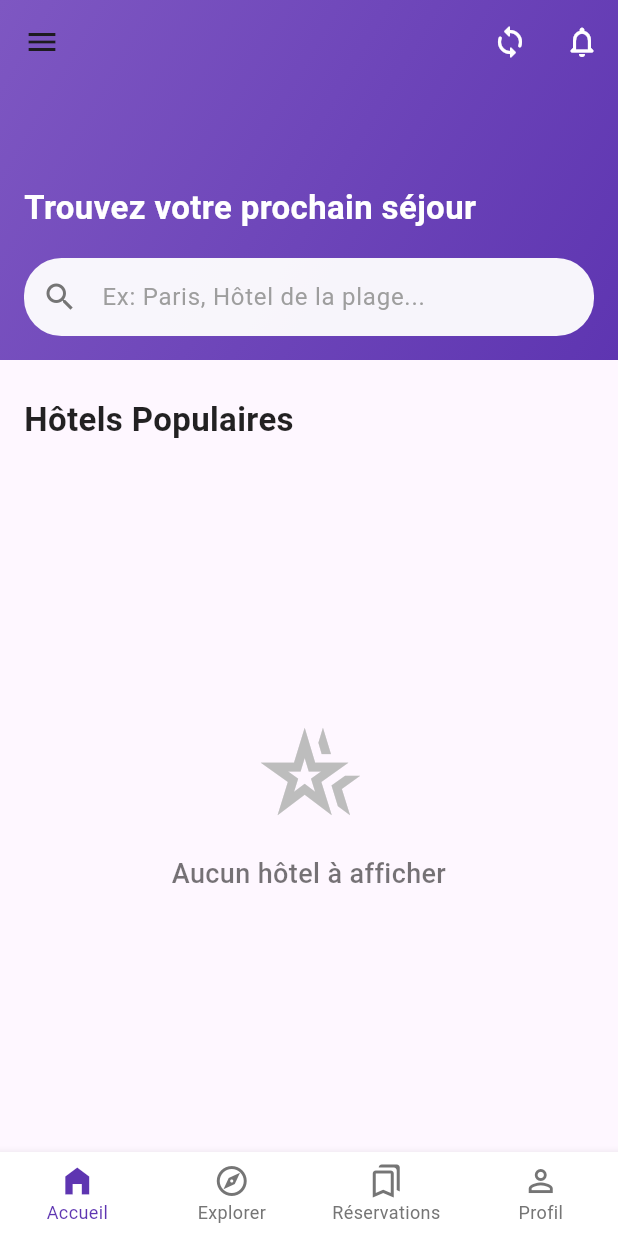
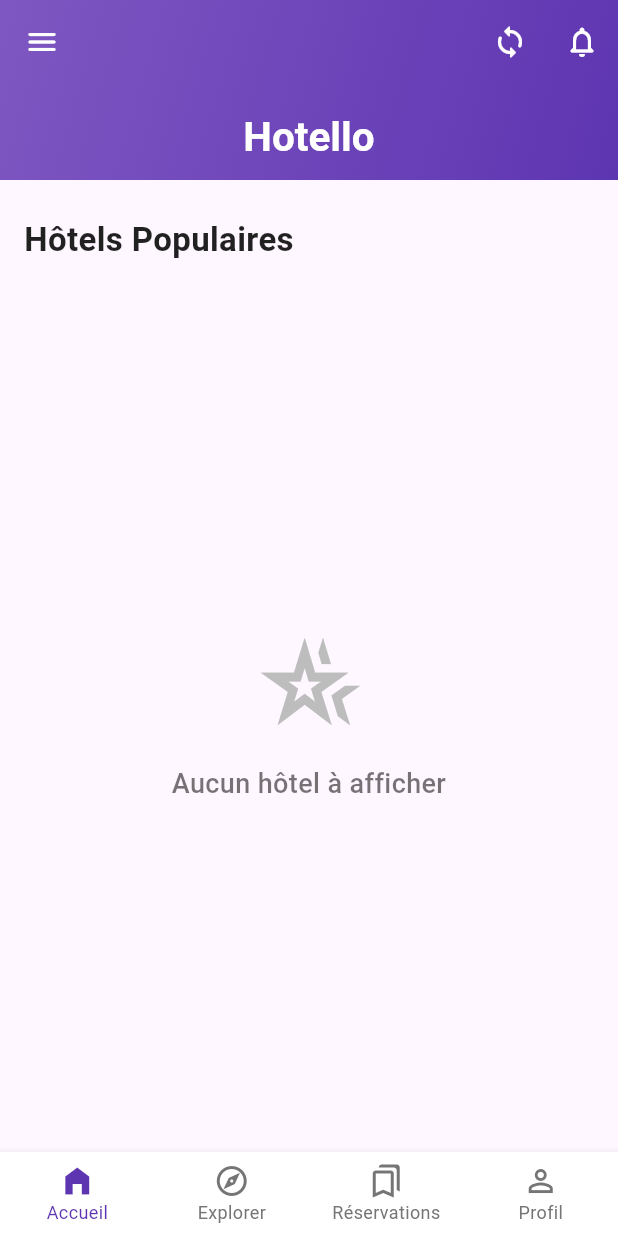
Before and after one commit to SALAHEDDINE-AIT-EL-MAHJOUB/hotello, a Flutter app: the HomePage screen opened directly, on a phone screen of 412 x 824 dp. Run offline on Flutter 3.47's test engine with Material 3 defaults, Android fonts, the phone set to English and light mode, and no system bars; our stand-ins replace csv, firebase_auth, firebase_core, firebase_database, firebase_messaging, firebase_storage and 4 more; accounts and stored records are empty.

Commit message:
Updated Changes

```diff
--- a/lib/home_page.dart
+++ b/lib/home_page.dart
@@ -815,69 +815,51 @@ void _showChatbotDialog() {
 
     return CustomScrollView(
       slivers: [
-        SliverAppBar( // Utilisation de SliverAppBar pour un effet de défilement
-          expandedHeight: 240.0, // Hauteur de l'en-tête étendu
+        SliverAppBar(
+          expandedHeight: 120.0, // MODIFIÉ ICI: Hauteur réduite pour un design plus compact
           floating: false,
-          pinned: true, // L'AppBar reste visible en haut
+          pinned: true,
           snap: false,
-          backgroundColor: Colors.deepPurple.shade400, // Couleur de l'AppBar
+          backgroundColor: Colors.deepPurple.shade400,
           elevation: 2,
+          leading: Builder( // Assurez-vous que le bouton du drawer s'affiche correctement
+            builder: (BuildContext context) {
+              return IconButton(
+                icon: const Icon(Icons.menu_rounded, color: Colors.white), // Style
+                onPressed: () {
+                  Scaffold.of(context).openDrawer();
+                },
+                tooltip: MaterialLocalizations.of(context).openAppDrawerTooltip,
+              );
+            },
+          ),
           flexibleSpace: FlexibleSpaceBar(
-            centerTitle: true,
+            centerTitle: true, // Peut être true ou false selon votre préférence pour le titre réduit
             titlePadding: const EdgeInsets.symmetric(horizontal: 16, vertical: 12),
-            title: _isSynchronizing // Afficher le loader de synchro ou rien
+            title: _isSynchronizing
                 ? const SizedBox(width: 20, height: 20, child: CircularProgressIndicator(color: Colors.white, strokeWidth: 2,))
-                : const SizedBox.shrink(), // MODIFIÉ ICI: Supprime le texte "Hotello"
-            background: Container( // Contenu de l'en-tête étendu
-              padding: const EdgeInsets.fromLTRB(16, 60, 16, 16), // Ajuster le padding supérieur pour l'AppBar
+                : const Text('Hotello', style: TextStyle(fontWeight: FontWeight.bold, color: Colors.white, fontSize: 18)), // Remis un titre simple pour l'AppBar réduite
+            background: Container(
+              // Le padding a été enlevé car le child Column est supprimé
               decoration: BoxDecoration(
-                gradient: LinearGradient( // Dégradé subtil
+                gradient: LinearGradient(
                   colors: [Colors.deepPurple.shade400, Colors.deepPurple.shade600],
                   begin: Alignment.topLeft,
                   end: Alignment.bottomRight,
                 ),
               ),
-              child: Column(
-                mainAxisAlignment: MainAxisAlignment.end, // Aligner en bas
-                crossAxisAlignment: CrossAxisAlignment.start,
-                children: [
-                  const Text(
-                    'Trouvez votre prochain séjour',
-                    style: TextStyle(
-                        fontSize: 22, // Ajusté
-                        fontWeight: FontWeight.bold,
-                        color: Colors.white),
-                  ),
-
-                  const SizedBox(height: 18),
-                  TextField(
-                    controller: _searchController,
-                    decoration: InputDecoration(
-                      hintText: 'Ex: Paris, Hôtel de la plage...',
-                      hintStyle: TextStyle(color: Colors.grey.shade500), // Style
-                      prefixIcon: Icon(Icons.search, color: Colors.grey.shade600),
-                      filled: true,
-                      fillColor: Colors.white.withOpacity(0.95), // Légère transparence
-                      border: OutlineInputBorder(
-                        borderRadius: BorderRadius.circular(25), // Plus arrondi
-                        borderSide: BorderSide.none,
-                      ),
-                      contentPadding: const EdgeInsets.symmetric(vertical: 14, horizontal: 20), // Ajusté
-                    ),
-                  ),
-                ],
-              ),
+              // La Column a été supprimée d'ici
             ),
           ),
-          actions: [ // Actions pour SliverAppBar
+          actions: [
             if (!_isSynchronizing)
               IconButton(
-                icon: const Icon(Icons.sync_rounded, color: Colors.white), // Icône différente
+                icon: const Icon(Icons.sync_rounded, color: Colors.white),
                 onPressed: _synchronizeData,
                 tooltip: 'Synchroniser les données',
               ),
             IconButton(
-              icon: const Icon(Icons.notifications_none_rounded, color: Colors.white), // Icône différente
+              icon: const Icon(Icons.notifications_none_rounded, color: Colors.white),
               onPressed: () {
                 Navigator.push(
                   context,
@@ -888,7 +870,7 @@ void _showChatbotDialog() {
             ),
             if (_isAdmin)
               IconButton(
-                icon: const Icon(Icons.admin_panel_settings_outlined, color: Colors.white), // Icône différente
+                icon: const Icon(Icons.admin_panel_settings_outlined, color: Colors.white),
                 onPressed: () {
                   Navigator.push(
                     context,
```
